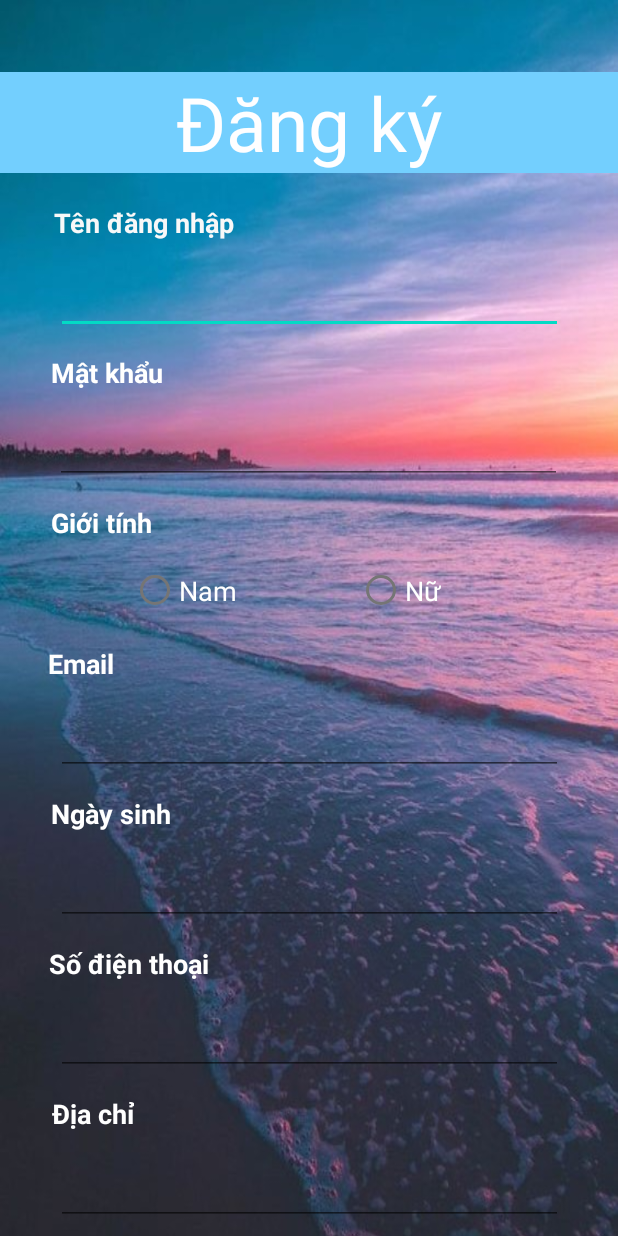
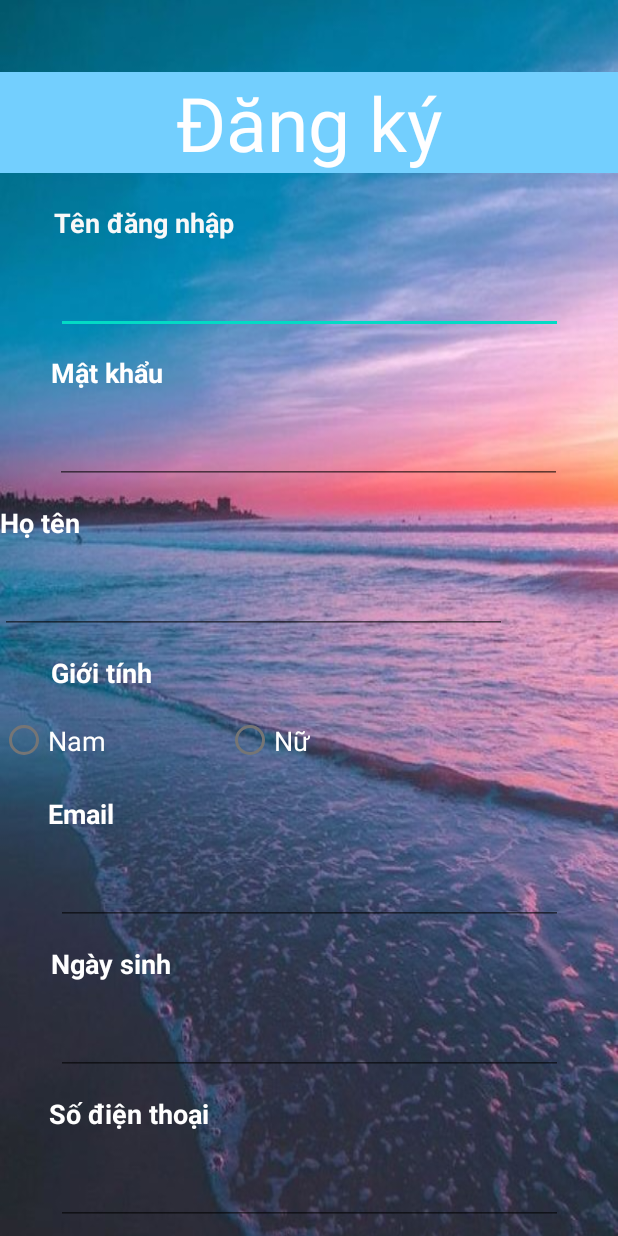
Before and after one commit to QuangHuy2309/TEst, an Android app: the screen it shows after launch (MainActivity), on a phone screen of 412 x 824 dp. Run offline under Robolectric (Android 15) with nearby library versions, the phone set to English and light mode, and no system bars; Roboto replaces fonts that are not available here.

Commit message:
Update form_signup.xml

```diff
--- a/app/src/main/res/layout-v21/form_signup.xml
+++ b/app/src/main/res/layout-v21/form_signup.xml
@@ -11,6 +11,34 @@
         android:layout_width="match_parent"
         android:layout_height="match_parent"
         android:background="@drawable/l">
+
+        <EditText
+            android:id="@+id/txt_signup_hoten"
+            android:layout_width="338dp"
+            android:layout_height="52dp"
+            android:layout_marginTop="48dp"
+            android:ems="10"
+            android:importantForAutofill="no"
+            android:inputType="textPersonName"
+            android:textColor="@color/white"
+            android:textSize="24sp"
+            android:visibility="visible"
+            app:layout_constraintTop_toBottomOf="@+id/txt_signup_password"
+            tools:layout_editor_absoluteX="36dp" />
+
+        <TextView
+            android:id="@+id/textView2"
+            android:layout_width="wrap_content"
+            android:layout_height="wrap_content"
+            android:layout_marginBottom="10dp"
+            android:text="@string/name"
+            android:textAppearance="@style/TextAppearance.AppCompat.Body1"
+
+            android:textColor="@color/white"
+            android:textSize="18dp"
+            android:textStyle="bold"
+            app:layout_constraintBottom_toTopOf="@+id/txt_signup_hoten"
+            tools:layout_editor_absoluteX="38dp" />
 
         <EditText
             android:id="@+id/txt_signup_email"
@@ -183,19 +211,18 @@
             android:layout_height="46dp"
             android:layout_marginTop="48dp"
             android:orientation="horizontal"
-            app:layout_constraintEnd_toEndOf="parent"
-            app:layout_constraintHorizontal_bias="0.497"
-            app:layout_constraintStart_toStartOf="parent"
-            app:layout_constraintTop_toBottomOf="@+id/txt_signup_password">
+            app:layout_constraintTop_toBottomOf="@+id/txt_signup_hoten"
+            tools:layout_editor_absoluteX="101dp">
 
             <RadioButton
                 android:id="@+id/radioBtn_Male"
                 android:layout_width="wrap_content"
                 android:layout_height="wrap_content"
+                android:paddingRight="80dp"
                 android:text="@string/gender_male"
                 android:textColor="@color/white"
-                android:paddingRight="80dp"
                 android:textSize="18dp" />
+
             <RadioButton
                 android:id="@+id/radioBtn_Female"
                 android:layout_width="wrap_content"
@@ -204,6 +231,7 @@
                 android:textColor="@color/white"
                 android:textSize="18dp" />
         </RadioGroup>
+
         <TextView
             android:id="@+id/textView3"
             android:layout_width="wrap_content"
```
